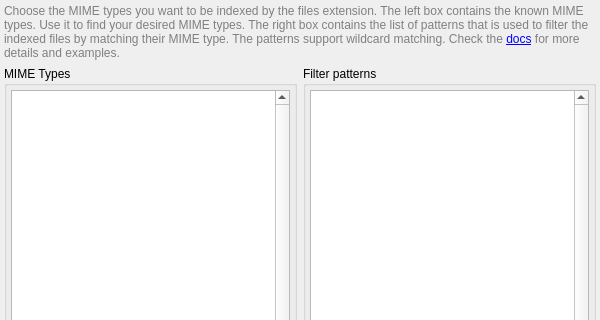
Before: the Qt Designer form files/src/mimetypedialog.ui in albertlauncher/plugins, drawn with Qt 5; both pictures show x 0 to 600 and y 0 to 320 of the 600 by 480 pixel window.
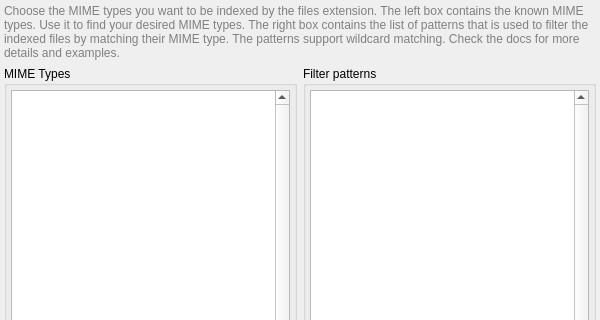
After: the same form once the commit is applied. Icons and pictures are not drawn.

```diff
--- a/files/src/mimetypedialog.ui
+++ b/files/src/mimetypedialog.ui
@@ -30,7 +30,7 @@
     <widget class="QLabel" name="label_2">
      <property name="text">
       <string>&lt;html&gt;&lt;head/&gt;&lt;body&gt;&lt;p style=&quot; color:#808080;&quot;&gt;
-Choose the MIME types you want to be indexed by the files extension. The left box contains the known MIME types. Use it to find your desired MIME types. The right box contains the list of patterns that is used to filter the indexed files by matching their MIME type. The patterns support wildcard matching. Check the &lt;a href=&quot;https://albertlauncher.github.io/docs/extensions/files/#mime-filters&quot;&gt;docs&lt;/a&gt; for more details and examples.
+Choose the MIME types you want to be indexed by the files extension. The left box contains the known MIME types. Use it to find your desired MIME types. The right box contains the list of patterns that is used to filter the indexed files by matching their MIME type. The patterns support wildcard matching. Check the docs for more details and examples.
 &lt;/p&gt;&lt;/body&gt;&lt;/html&gt;</string>
      </property>
      <property name="wordWrap">
```
